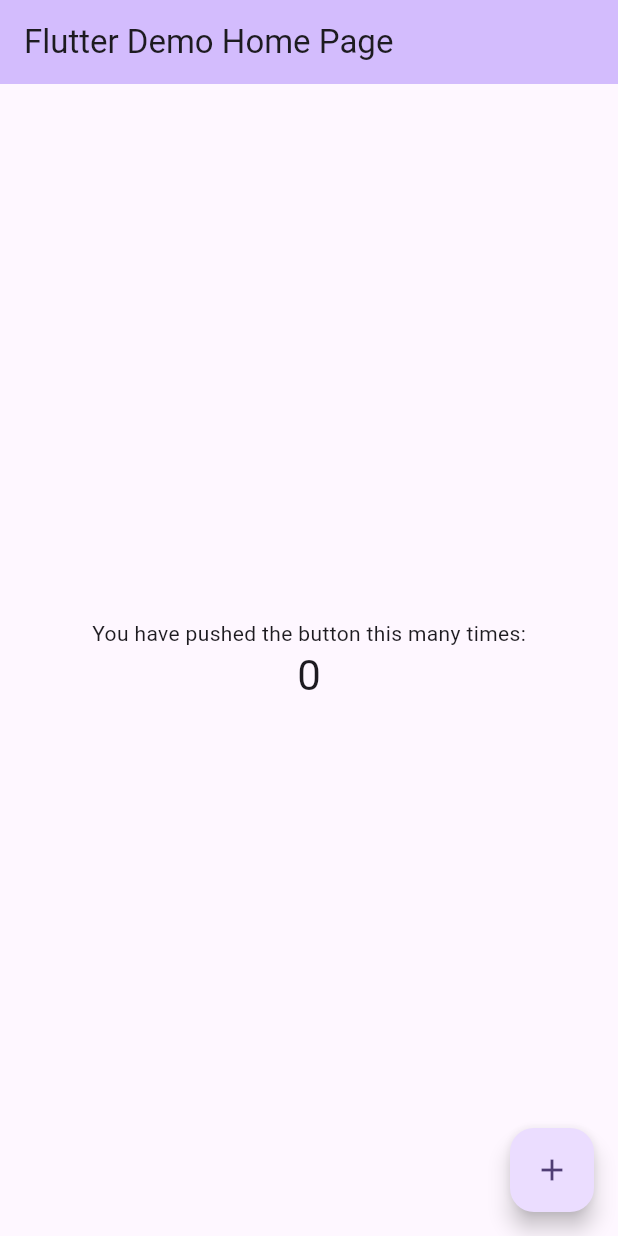
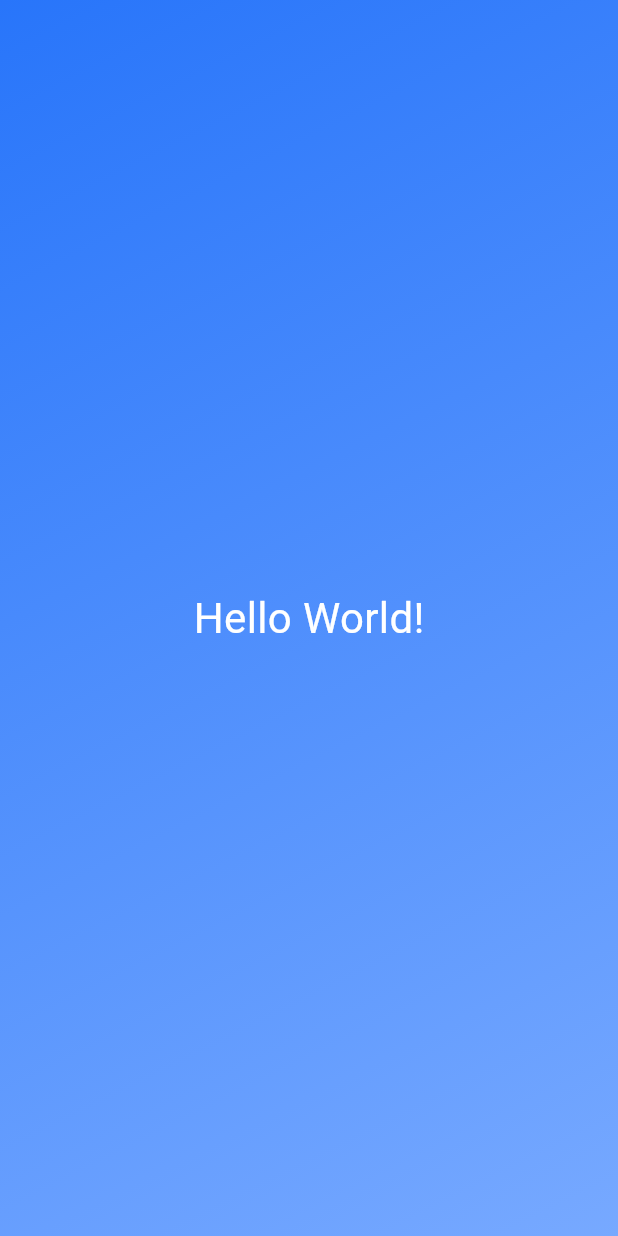
Before and after one commit to liammid27/Dice_App, a Flutter app: the screen it shows after launch, on a phone screen of 412 x 824 dp. Run offline on Flutter 3.47's test engine with Material 3 defaults, Android fonts, the phone set to English and light mode, and no system bars.

Commit message:
Added editor options and gradient and text widgets

```diff
--- a/analysis_options.yaml
+++ b/analysis_options.yaml
@@ -8,6 +8,9 @@
 # The following line activates a set of recommended lints for Flutter apps,
 # packages, and plugins designed to encourage good coding practices.
 include: package:flutter_lints/flutter.yaml
+
+formatter:
+  trailing_commas: preserve
 
 linter:
   # The lint rules applied to this project can be customized in the
@@ -21,6 +24,7 @@ linter:
   # `// ignore_for_file: name_of_lint` syntax on the line or in the file
   # producing the lint.
   rules:
+    prefer_const_constructors: true
     # avoid_print: false  # Uncomment to disable the `avoid_print` rule
     # prefer_single_quotes: true  # Uncomment to enable the `prefer_single_quotes` rule
 
--- /dev/null
+++ b/lib/gradient_container.dart
@@ -0,0 +1,24 @@
+import 'package:flutter/material.dart';
+import 'package:dice_app/styled_text.dart';
+
+class GradientContainer extends StatelessWidget {
+  const GradientContainer({super.key});
+  @override
+  Widget build(context) {
+    return Container(
+      decoration: const BoxDecoration(
+        gradient: LinearGradient(
+          colors: [
+            Color.fromARGB(255, 40, 117, 250),
+            Color.fromARGB(255, 119, 169, 255),
+          ],
+          begin: Alignment.topLeft,
+          end: Alignment.bottomRight,
+        ),
+      ),
+      child: const Center(
+        child: StyledText(),
+      ),
+    );
+  }
+}
--- a/lib/main.dart
+++ b/lib/main.dart
@@ -1,122 +1,12 @@
+import 'package:dice_app/gradient_container.dart';
 import 'package:flutter/material.dart';
 
 void main() {
-  runApp(const MyApp());
+  runApp(
+    const MaterialApp(
+      home: Scaffold(
+        body: GradientContainer(),
+      ),
+    ),
+  );
 }
-
-class MyApp extends StatelessWidget {
-  const MyApp({super.key});
-
-  // This widget is the root of your application.
-  @override
-  Widget build(BuildContext context) {
-    return MaterialApp(
-      title: 'Flutter Demo',
-      theme: ThemeData(
-        // This is the theme of your application.
-        //
-        // TRY THIS: Try running your application with "flutter run". You'll see
-        // the application has a purple toolbar. Then, without quitting the app,
-        // try changing the seedColor in the colorScheme below to Colors.green
-        // and then invoke "hot reload" (save your changes or press the "hot
-        // reload" button in a Flutter-supported IDE, or press "r" if you used
-        // the command line to start the app).
-        //
-        // Notice that the counter didn't reset back to zero; the application
-        // state is not lost during the reload. To reset the state, use hot
-        // restart instead.
-        //
-        // This works for code too, not just values: Most code changes can be
-        // tested with just a hot reload.
-        colorScheme: ColorScheme.fromSeed(seedColor: Colors.deepPurple),
-      ),
-      home: const MyHomePage(title: 'Flutter Demo Home Page'),
-    );
-  }
-}
-
-class MyHomePage extends StatefulWidget {
-  const MyHomePage({super.key, required this.title});
-
-  // This widget is the home page of your application. It is stateful, meaning
-  // that it has a State object (defined below) that contains fields that affect
-  // how it looks.
-
-  // This class is the configuration for the state. It holds the values (in this
-  // case the title) provided by the parent (in this case the App widget) and
-  // used by the build method of the State. Fields in a Widget subclass are
-  // always marked "final".
-
-  final String title;
-
-  @override
-  State<MyHomePage> createState() => _MyHomePageState();
-}
-
-class _MyHomePageState extends State<MyHomePage> {
-  int _counter = 0;
-
-  void _incrementCounter() {
-    setState(() {
-      // This call to setState tells the Flutter framework that something has
-      // changed in this State, which causes it to rerun the build method below
-      // so that the display can reflect the updated values. If we changed
-      // _counter without calling setState(), then the build method would not be
-      // called again, and so nothing would appear to happen.
-      _counter++;
-    });
-  }
-
-  @override
-  Widget build(BuildContext context) {
-    // This method is rerun every time setState is called, for instance as done
-    // by the _incrementCounter method above.
-    //
-    // The Flutter framework has been optimized to make rerunning build methods
-    // fast, so that you can just rebuild anything that needs updating rather
-    // than having to individually change instances of widgets.
-    return Scaffold(
-      appBar: AppBar(
-        // TRY THIS: Try changing the color here to a specific color (to
-        // Colors.amber, perhaps?) and trigger a hot reload to see the AppBar
-        // change color while the other colors stay the same.
-        backgroundColor: Theme.of(context).colorScheme.inversePrimary,
-        // Here we take the value from the MyHomePage object that was created by
-        // the App.build method, and use it to set our appbar title.
-        title: Text(widget.title),
-      ),
-      body: Center(
-        // Center is a layout widget. It takes a single child and positions it
-        // in the middle of the parent.
-        child: Column(
-          // Column is also a layout widget. It takes a list of children and
-          // arranges them vertically. By default, it sizes itself to fit its
-          // children horizontally, and tries to be as tall as its parent.
-          //
-          // Column has various properties to control how it sizes itself and
-          // how it positions its children. Here we use mainAxisAlignment to
-          // center the children vertically; the main axis here is the vertical
-          // axis because Columns are vertical (the cross axis would be
-          // horizontal).
-          //
-          // TRY THIS: Invoke "debug painting" (choose the "Toggle Debug Paint"
-          // action in the IDE, or press "p" in the console), to see the
-          // wireframe for each widget.
-          mainAxisAlignment: MainAxisAlignment.center,
-          children: <Widget>[
-            const Text('You have pushed the button this many times:'),
-            Text(
-              '$_counter',
-              style: Theme.of(context).textTheme.headlineMedium,
-            ),
-          ],
-        ),
-      ),
-      floatingActionButton: FloatingActionButton(
-        onPressed: _incrementCounter,
-        tooltip: 'Increment',
-        child: const Icon(Icons.add),
-      ), // This trailing comma makes auto-formatting nicer for build methods.
-    );
-  }
-}
--- /dev/null
+++ b/lib/styled_text.dart
@@ -0,0 +1,12 @@
+import 'package:flutter/material.dart';
+
+class StyledText extends StatelessWidget {
+  const StyledText({super.key});
+  @override
+  Widget build(context) {
+    return const Text(
+      'Hello World!',
+      style: TextStyle(color: Colors.white, fontSize: 28),
+    );
+  }
+}
```
